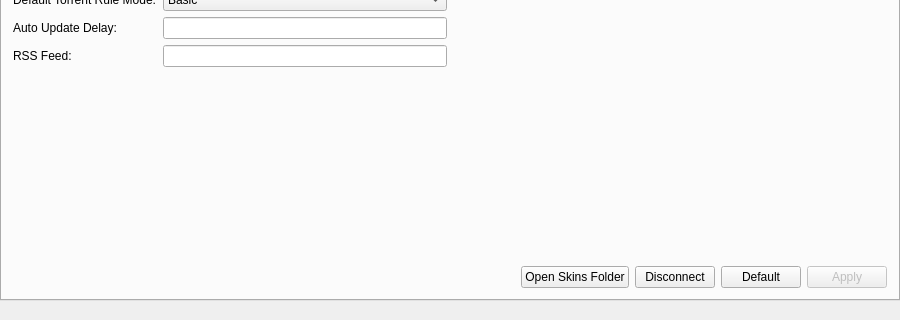
This is src/gui/mainwindow.ui in killmaster/Shinjiru as Qt 5 draws it before an edit; both pictures show x 0 to 900 and y 180 to 500 of the 900 by 500 pixel window. The edited form follows.
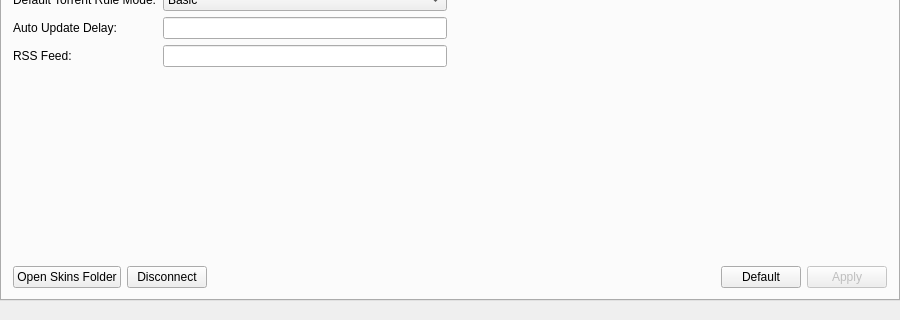
This is the edited form.

Diff of the .ui file:
```diff
--- a/src/gui/mainwindow.ui
+++ b/src/gui/mainwindow.ui
@@ -285,6 +285,22 @@
            </spacer>
           </item>
           <item>
+           <layout class="QHBoxLayout" name="horizontalLayout_4">
+            <item>
+             <widget class="QPushButton" name="openSkinsFolderButton">
+              <property name="text">
+               <string>Open Skins Folder</string>
+              </property>
+             </widget>
+            </item>
+            <item>
+             <widget class="QPushButton" name="disconnectButton">
+              <property name="text">
+               <string>Disconnect</string>
+              </property>
+             </widget>
+            </item>
+            <item>
            <spacer name="horizontalSpacer_7">
             <property name="orientation">
              <enum>Qt::Horizontal</enum>
@@ -299,6 +315,8 @@
           </item>
          </layout>
         </item>
+         </layout>
+        </item>
         <item>
          <layout class="QVBoxLayout" name="verticalLayout_11">
           <item>
@@ -369,20 +387,6 @@
               </property>
              </spacer>
             </item>
-            <item>
-             <widget class="QPushButton" name="openSkinsFolderButton">
-              <property name="text">
-               <string>Open Skins Folder</string>
-              </property>
-             </widget>
-            </item>
-            <item>
-             <widget class="QPushButton" name="disconnectButton">
-              <property name="text">
-               <string>Disconnect</string>
-              </property>
-             </widget>
-            </item>
             <item>
              <widget class="QPushButton" name="defaultButton">
               <property name="text">
```
Lines whose indentation alone changed are shown as unchanged.
